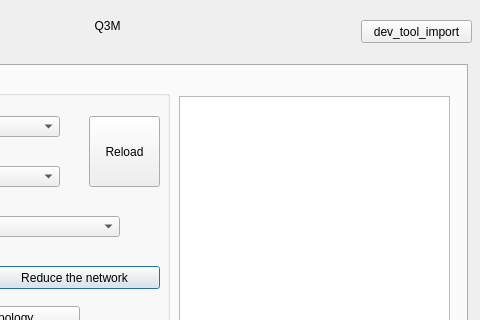
Old version of the form map_matching_dialog_base.ui in the repository LAEQ/Assisted-MapMatching; both pictures show x 233 to 713 and y 0 to 320 of the 713 by 711 pixel window.
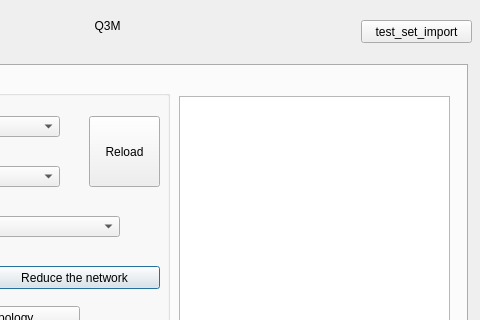
New version of the form.

Commit message: Version 1 documentation et correction of test

The edit to the form file:
```diff
--- a/map_matching_dialog_base.ui
+++ b/map_matching_dialog_base.ui
@@ -748,7 +748,7 @@
     </rect>
    </property>
    <property name="text">
-    <string>dev_tool_import</string>
+    <string>test_set_import</string>
    </property>
   </widget>
   <zorder>tabWidget</zorder>
```
Left out of the diff: 4 changed lines with no effect on the pictures. The commit also changes 23 other files.
